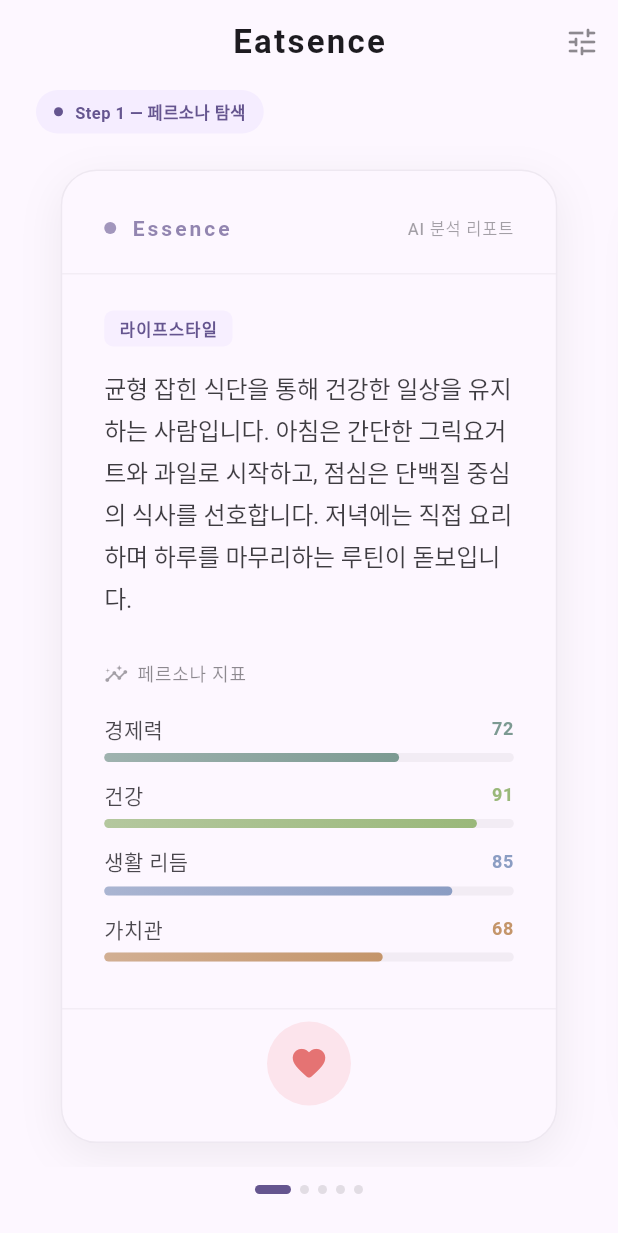
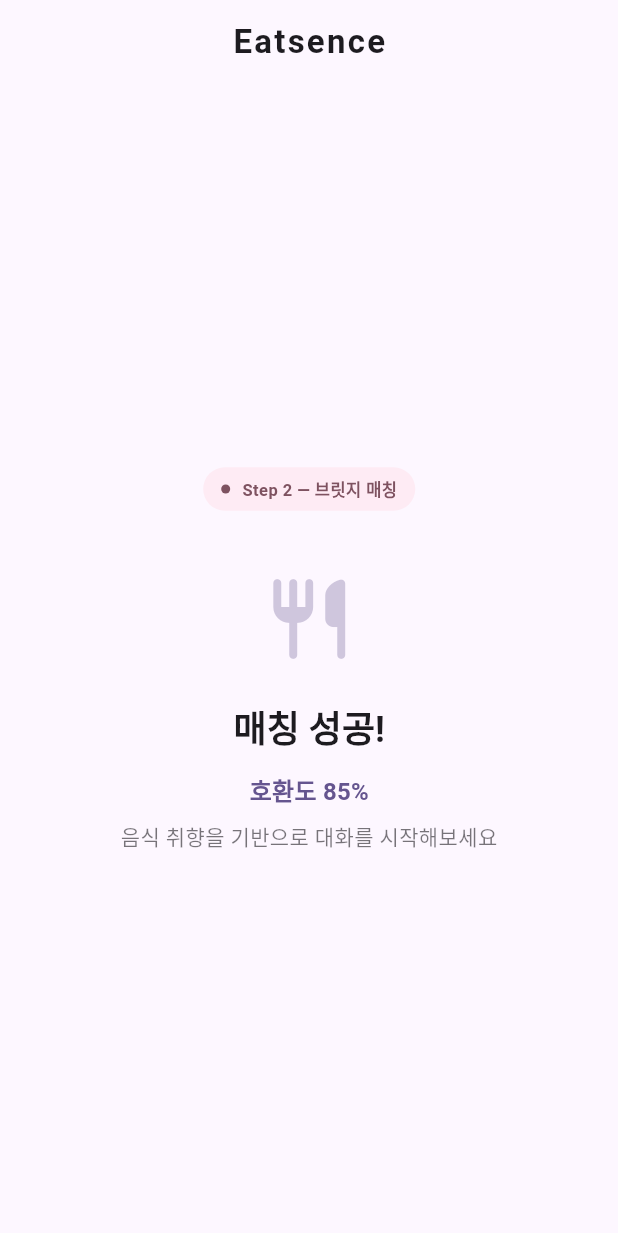
Before and after one commit to JK-314/P1, a Flutter app: the screen it shows after launch, after a tap on the "favorite outline" icon, on a phone screen of 412 x 824 dp. Shown: the top 1233 px of the screen. Run offline on Flutter 3.47's test engine with Material 3 defaults, Android fonts, the phone set to English and light mode, and no system bars; our stand-ins replace flutter_riverpod, fpdart, freezed_annotation, go_router, riverpod_annotation, supabase_flutter; accounts and stored records are empty; generated files the repository leaves out were written again.

Commit message:
feat: add MatchProvider with simulateMatch and FoodFeedScreen navigation
- Create match_provider.dart with MatchState (likedUserIds, currentMatch,
  isProcessing) and Match notifier (likeUser, unlikeUser, toggleLike,
  simulateMatch)
- simulateMatch() adds user to liked set, simulates mutual match with
  800ms delay, creates MatchEntity, and navigates to /food-feed
- Create food_feed_screen.dart as Step 2 placeholder showing match
  success with compatibility score
- Add /food-feed route to app_router.dart
- Integrate match_provider into DiscoveryScreen like button

Co-authored-by: JK-314 <JK-314@users.noreply.github.com>

```diff
--- a/lib/core/router/app_router.dart
+++ b/lib/core/router/app_router.dart
@@ -1,6 +1,7 @@
 import 'package:go_router/go_router.dart';
 import 'package:riverpod_annotation/riverpod_annotation.dart';
 
+import '../../features/matching/presentation/screens/food_feed_screen.dart';
 import '../../features/persona/presentation/screens/discovery_screen.dart';
 
 part 'app_router.g.dart';
@@ -14,6 +15,10 @@ GoRouter appRouter(Ref ref) {
         path: '/',
         builder: (context, state) => const DiscoveryScreen(),
       ),
+      GoRoute(
+        path: '/food-feed',
+        builder: (context, state) => const FoodFeedScreen(),
+      ),
     ],
   );
 }
--- /dev/null
+++ b/lib/features/matching/presentation/providers/match_provider.dart
@@ -0,0 +1,99 @@
+import 'package:flutter/material.dart';
+import 'package:riverpod_annotation/riverpod_annotation.dart';
+
+import '../../domain/entities/match_entity.dart';
+import '../../../../core/router/app_router.dart';
+
+part 'match_provider.g.dart';
+
+@immutable
+class MatchState {
+  const MatchState({
+    this.likedUserIds = const {},
+    this.currentMatch,
+    this.isProcessing = false,
+  });
+
+  final Set<String> likedUserIds;
+  final MatchEntity? currentMatch;
+  final bool isProcessing;
+
+  bool isLiked(String userId) => likedUserIds.contains(userId);
+
+  MatchState copyWith({
+    Set<String>? likedUserIds,
+    MatchEntity? currentMatch,
+    bool? isProcessing,
+  }) {
+    return MatchState(
+      likedUserIds: likedUserIds ?? this.likedUserIds,
+      currentMatch: currentMatch ?? this.currentMatch,
+      isProcessing: isProcessing ?? this.isProcessing,
+    );
+  }
+}
+
+@riverpod
+class Match extends _$Match {
+  @override
+  MatchState build() {
+    return const MatchState();
+  }
+
+  void likeUser(String userId) {
+    if (state.likedUserIds.contains(userId)) return;
+
+    state = state.copyWith(
+      likedUserIds: {...state.likedUserIds, userId},
+    );
+  }
+
+  void unlikeUser(String userId) {
+    final updated = {...state.likedUserIds}..remove(userId);
+    state = state.copyWith(likedUserIds: updated);
+  }
+
+  void toggleLike(String userId) {
+    if (state.isLiked(userId)) {
+      unlikeUser(userId);
+    } else {
+      likeUser(userId);
+    }
+  }
+
+  /// Simulates a mutual like (match) scenario.
+  ///
+  /// Adds the [userId] to liked list, waits briefly to mimic a server
+  /// round-trip, then creates a [MatchEntity] representing a successful
+  /// mutual match and navigates to the Step 2 FoodFeedScreen.
+  Future<void> simulateMatch(String userId) async {
+    state = state.copyWith(isProcessing: true);
+
+    likeUser(userId);
+
+    await Future<void>.delayed(const Duration(milliseconds: 800));
+
+    final match = MatchEntity(
+      id: 'match_${DateTime.now().millisecondsSinceEpoch}',
+      personaAId: 'current_user',
+      personaBId: userId,
+      currentStep: MatchStep.step2Bridge,
+      compatibilityScore: 0.85,
+      categoryScores: const {
+        '경제력': 0.78,
+        '건강': 0.82,
+        '생활 리듬': 0.90,
+        '가치관': 0.88,
+      },
+      createdAt: DateTime.now(),
+      mutualConsent: true,
+    );
+
+    state = state.copyWith(
+      currentMatch: match,
+      isProcessing: false,
+    );
+
+    ref.read(appRouterProvider).go('/food-feed');
+  }
+}
--- /dev/null
+++ b/lib/features/matching/presentation/screens/food_feed_screen.dart
@@ -0,0 +1,99 @@
+import 'package:flutter/material.dart';
+import 'package:flutter_riverpod/flutter_riverpod.dart';
+
+import '../providers/match_provider.dart';
+
+class FoodFeedScreen extends ConsumerWidget {
+  const FoodFeedScreen({super.key});
+
+  @override
+  Widget build(BuildContext context, WidgetRef ref) {
+    final matchState = ref.watch(matchProvider);
+    final colorScheme = Theme.of(context).colorScheme;
+    final textTheme = Theme.of(context).textTheme;
+
+    return Scaffold(
+      backgroundColor: colorScheme.surface,
+      appBar: AppBar(
+        title: Text(
+          'Eatsence',
+          style: textTheme.titleLarge?.copyWith(
+            fontWeight: FontWeight.w700,
+            letterSpacing: 1.5,
+          ),
+        ),
+      ),
+      body: Center(
+        child: Padding(
+          padding: const EdgeInsets.all(32),
+          child: Column(
+            mainAxisSize: MainAxisSize.min,
+            children: [
+              Container(
+                padding:
+                    const EdgeInsets.symmetric(horizontal: 12, vertical: 6),
+                decoration: BoxDecoration(
+                  color: colorScheme.tertiaryContainer.withValues(alpha: 0.4),
+                  borderRadius: BorderRadius.circular(20),
+                ),
+                child: Row(
+                  mainAxisSize: MainAxisSize.min,
+                  children: [
+                    Container(
+                      width: 6,
+                      height: 6,
+                      decoration: BoxDecoration(
+                        shape: BoxShape.circle,
+                        color: colorScheme.tertiary,
+                      ),
+                    ),
+                    const SizedBox(width: 8),
+                    Text(
+                      'Step 2 — 브릿지 매칭',
+                      style: textTheme.labelSmall?.copyWith(
+                        color: colorScheme.tertiary,
+                        fontWeight: FontWeight.w600,
+                        letterSpacing: 0.3,
+                      ),
+                    ),
+                  ],
+                ),
+              ),
+              const SizedBox(height: 40),
+              Icon(
+                Icons.restaurant_rounded,
+                size: 64,
+                color: colorScheme.primary.withValues(alpha: 0.3),
+              ),
+              const SizedBox(height: 24),
+              Text(
+                '매칭 성공!',
+                style: textTheme.headlineSmall?.copyWith(
+                  fontWeight: FontWeight.w700,
+                  color: colorScheme.onSurface,
+                ),
+              ),
+              const SizedBox(height: 12),
+              if (matchState.currentMatch != null)
+                Text(
+                  '호환도 ${(matchState.currentMatch!.compatibilityScore * 100).toStringAsFixed(0)}%',
+                  style: textTheme.titleMedium?.copyWith(
+                    color: colorScheme.primary,
+                    fontWeight: FontWeight.w600,
+                  ),
+                ),
+              const SizedBox(height: 8),
+              Text(
+                '음식 취향을 기반으로 대화를 시작해보세요',
+                style: textTheme.bodyMedium?.copyWith(
+                  color: colorScheme.onSurface.withValues(alpha: 0.6),
+                ),
+                textAlign: TextAlign.center,
+              ),
+            ],
+          ),
+        ),
+      ),
+    );
+  }
+}
--- a/lib/features/persona/presentation/screens/discovery_screen.dart
+++ b/lib/features/persona/presentation/screens/discovery_screen.dart
@@ -1,6 +1,7 @@
 import 'package:flutter/material.dart';
 import 'package:flutter_riverpod/flutter_riverpod.dart';
 
+import '../../../matching/presentation/providers/match_provider.dart';
 import '../providers/persona_card_provider.dart';
 import '../widgets/persona_card_widget.dart';
 
@@ -82,6 +83,11 @@ class _DiscoveryScreenState extends ConsumerState<DiscoveryScreen> {
                           ref
                               .read(personaCardListProvider.notifier)
                               .toggleLike(cards[index].id);
+                          if (!cards[index].isLiked) {
+                            ref
+                                .read(matchProvider.notifier)
+                                .simulateMatch(cards[index].id);
+                          }
                         },
                       ),
                     );
```
